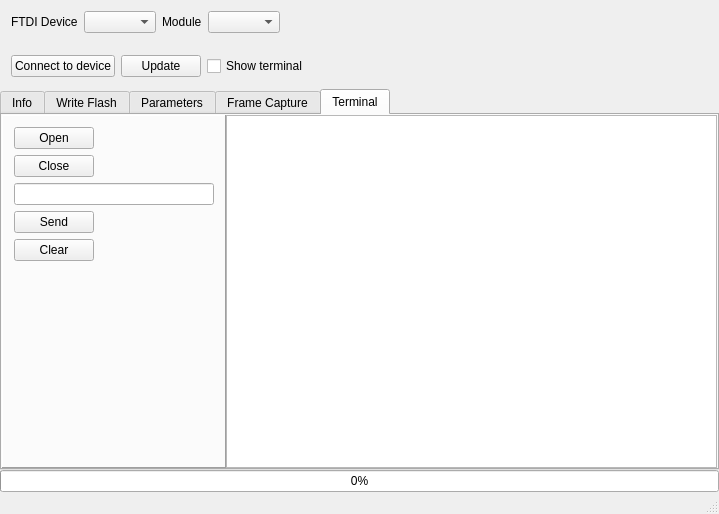
The window that FTDIDeviceControl/ftdidevicecontrol.ui (dzenmaster/FTDIDeviceControl) describes before a commit, drawn with Qt 5.
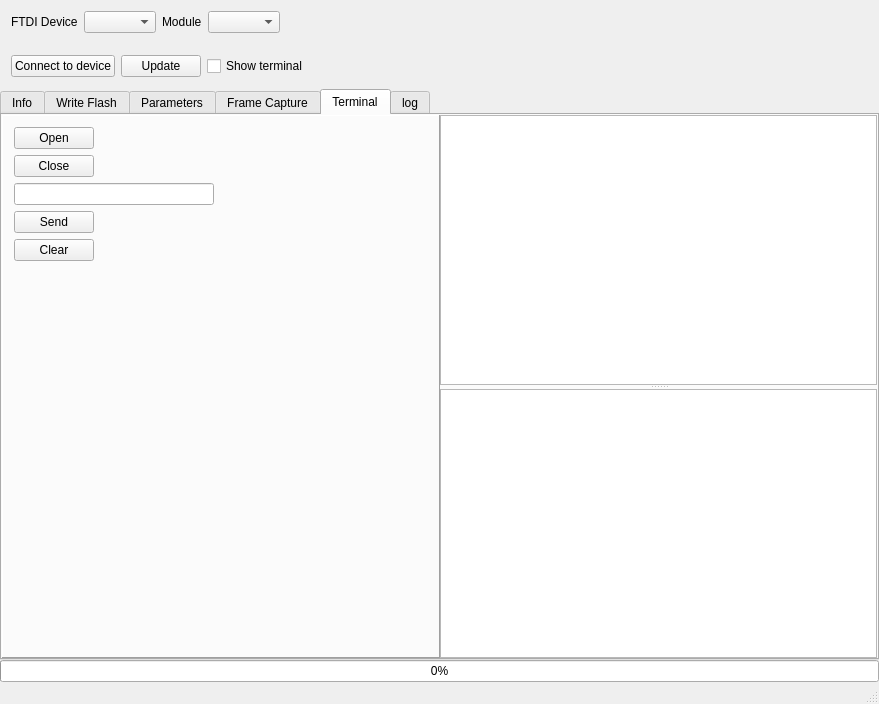
The same window after the commit. The open tabs and pages were chosen to show the change. Icons and pictures are not drawn.

The edit to the form file:
```diff
--- a/FTDIDeviceControl/ftdidevicecontrol.ui
+++ b/FTDIDeviceControl/ftdidevicecontrol.ui
@@ -6,8 +6,8 @@
    <rect>
     <x>0</x>
     <y>0</y>
-    <width>719</width>
-    <height>514</height>
+    <width>879</width>
+    <height>704</height>
    </rect>
   </property>
   <property name="windowTitle">
@@ -449,6 +449,34 @@
             </widget>
            </item>
            <item>
+            <widget class="QWidget" name="widget" native="true">
+             <property name="minimumSize">
+              <size>
+               <width>45</width>
+               <height>0</height>
+              </size>
+             </property>
+             <layout class="QVBoxLayout" name="verticalLayout_3">
+              <property name="spacing">
+               <number>0</number>
+              </property>
+              <property name="leftMargin">
+               <number>0</number>
+              </property>
+              <property name="topMargin">
+               <number>0</number>
+              </property>
+              <property name="rightMargin">
+               <number>0</number>
+              </property>
+              <property name="bottomMargin">
+               <number>0</number>
+              </property>
+              <item>
+               <widget class="QSplitter" name="splitter">
+                <property name="orientation">
+                 <enum>Qt::Vertical</enum>
+                </property>
             <widget class="QTextEdit" name="teReceive">
              <property name="sizePolicy">
               <sizepolicy hsizetype="Expanding" vsizetype="Minimum">
@@ -460,8 +488,45 @@
               <bool>true</bool>
              </property>
             </widget>
-           </item>
-          </layout>
+                <widget class="QTextEdit" name="teModuleMessages"/>
+               </widget>
+              </item>
+             </layout>
+             <zorder>teReceive</zorder>
+             <zorder>teReceive</zorder>
+             <zorder>teModuleMessages</zorder>
+            </widget>
+           </item>
+          </layout>
+         </widget>
+        </item>
+       </layout>
+      </widget>
+      <widget class="QWidget" name="tab_6">
+       <attribute name="title">
+        <string>log</string>
+       </attribute>
+       <layout class="QHBoxLayout" name="horizontalLayout_4">
+        <property name="spacing">
+         <number>0</number>
+        </property>
+        <property name="leftMargin">
+         <number>0</number>
+        </property>
+        <property name="topMargin">
+         <number>0</number>
+        </property>
+        <property name="rightMargin">
+         <number>0</number>
+        </property>
+        <property name="bottomMargin">
+         <number>0</number>
+        </property>
+        <item>
+         <widget class="QTextEdit" name="teLog">
+          <property name="readOnly">
+           <bool>true</bool>
+          </property>
          </widget>
         </item>
        </layout>
```
Left out of the diff: 2 changed lines with no effect on the pictures. Lines whose indentation alone changed are shown as unchanged.
